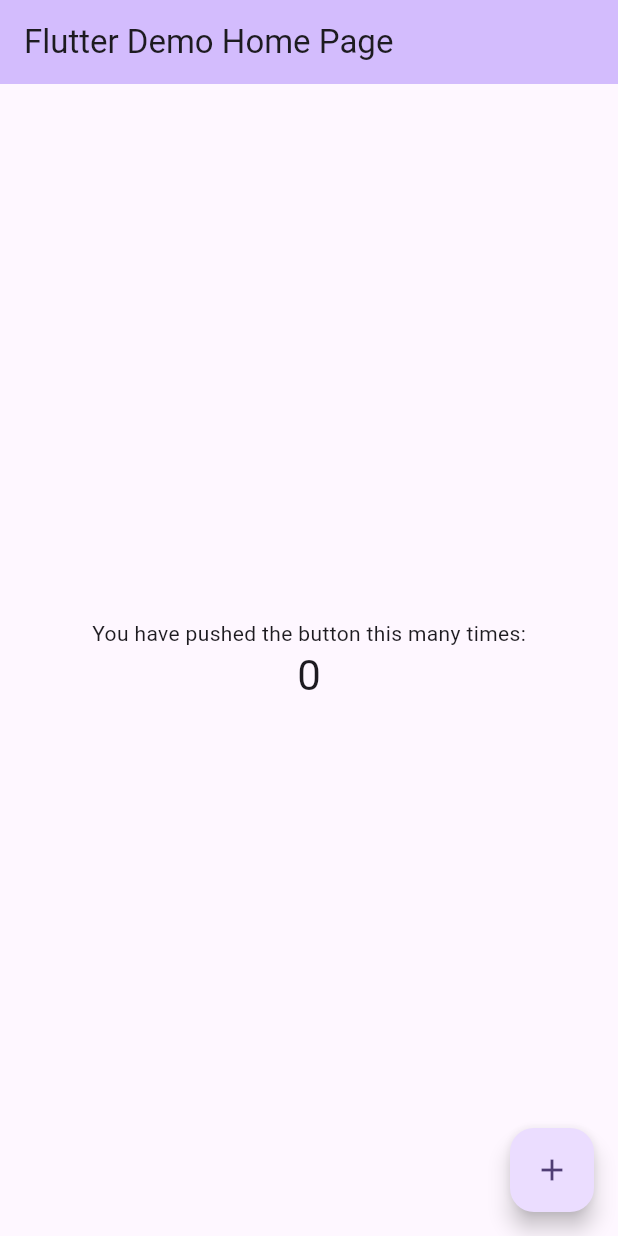
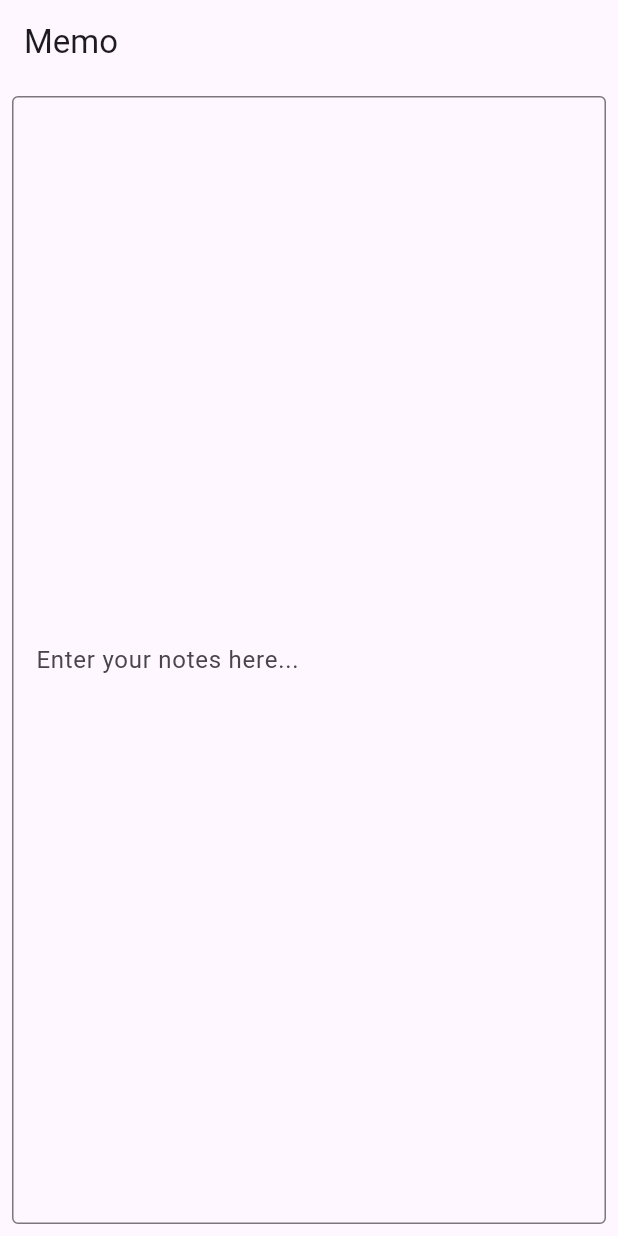
Before and after one commit to iwatanb/clipboard_notes, a Flutter app: the screen it shows after launch, on a phone screen of 412 x 824 dp. Run offline on Flutter 3.47's test engine with Material 3 defaults, Android fonts, the phone set to English and light mode, and no system bars.

Commit message:
feat: implement minimal single memo screen (STEP 1)

```diff
--- a/lib/main.dart
+++ b/lib/main.dart
@@ -1,4 +1,5 @@
 import 'package:flutter/material.dart';
+import 'memo_page.dart';
 
 void main() {
   runApp(const MyApp());
@@ -7,116 +8,15 @@ void main() {
 class MyApp extends StatelessWidget {
   const MyApp({super.key});
 
-  // This widget is the root of your application.
   @override
   Widget build(BuildContext context) {
     return MaterialApp(
-      title: 'Flutter Demo',
+      title: 'Clipboard Notes',
       theme: ThemeData(
-        // This is the theme of your application.
-        //
-        // TRY THIS: Try running your application with "flutter run". You'll see
-        // the application has a purple toolbar. Then, without quitting the app,
-        // try changing the seedColor in the colorScheme below to Colors.green
-        // and then invoke "hot reload" (save your changes or press the "hot
-        // reload" button in a Flutter-supported IDE, or press "r" if you used
-        // the command line to start the app).
-        //
-        // Notice that the counter didn't reset back to zero; the application
-        // state is not lost during the reload. To reset the state, use hot
-        // restart instead.
-        //
-        // This works for code too, not just values: Most code changes can be
-        // tested with just a hot reload.
         colorScheme: ColorScheme.fromSeed(seedColor: Colors.deepPurple),
+        useMaterial3: true,
       ),
-      home: const MyHomePage(title: 'Flutter Demo Home Page'),
+      home: const MemoPage(),
     );
   }
 }
-
-class MyHomePage extends StatefulWidget {
-  const MyHomePage({super.key, required this.title});
-
-  // This widget is the home page of your application. It is stateful, meaning
-  // that it has a State object (defined below) that contains fields that affect
-  // how it looks.
-
-  // This class is the configuration for the state. It holds the values (in this
-  // case the title) provided by the parent (in this case the App widget) and
-  // used by the build method of the State. Fields in a Widget subclass are
-  // always marked "final".
-
-  final String title;
-
-  @override
-  State<MyHomePage> createState() => _MyHomePageState();
-}
-
-class _MyHomePageState extends State<MyHomePage> {
-  int _counter = 0;
-
-  void _incrementCounter() {
-    setState(() {
-      // This call to setState tells the Flutter framework that something has
-      // changed in this State, which causes it to rerun the build method below
-      // so that the display can reflect the updated values. If we changed
-      // _counter without calling setState(), then the build method would not be
-      // called again, and so nothing would appear to happen.
-      _counter++;
-    });
-  }
-
-  @override
-  Widget build(BuildContext context) {
-    // This method is rerun every time setState is called, for instance as done
-    // by the _incrementCounter method above.
-    //
-    // The Flutter framework has been optimized to make rerunning build methods
-    // fast, so that you can just rebuild anything that needs updating rather
-    // than having to individually change instances of widgets.
-    return Scaffold(
-      appBar: AppBar(
-        // TRY THIS: Try changing the color here to a specific color (to
-        // Colors.amber, perhaps?) and trigger a hot reload to see the AppBar
-        // change color while the other colors stay the same.
-        backgroundColor: Theme.of(context).colorScheme.inversePrimary,
-        // Here we take the value from the MyHomePage object that was created by
-        // the App.build method, and use it to set our appbar title.
-        title: Text(widget.title),
-      ),
-      body: Center(
-        // Center is a layout widget. It takes a single child and positions it
-        // in the middle of the parent.
-        child: Column(
-          // Column is also a layout widget. It takes a list of children and
-          // arranges them vertically. By default, it sizes itself to fit its
-          // children horizontally, and tries to be as tall as its parent.
-          //
-          // Column has various properties to control how it sizes itself and
-          // how it positions its children. Here we use mainAxisAlignment to
-          // center the children vertically; the main axis here is the vertical
-          // axis because Columns are vertical (the cross axis would be
-          // horizontal).
-          //
-          // TRY THIS: Invoke "debug painting" (choose the "Toggle Debug Paint"
-          // action in the IDE, or press "p" in the console), to see the
-          // wireframe for each widget.
-          mainAxisAlignment: MainAxisAlignment.center,
-          children: <Widget>[
-            const Text('You have pushed the button this many times:'),
-            Text(
-              '$_counter',
-              style: Theme.of(context).textTheme.headlineMedium,
-            ),
-          ],
-        ),
-      ),
-      floatingActionButton: FloatingActionButton(
-        onPressed: _incrementCounter,
-        tooltip: 'Increment',
-        child: const Icon(Icons.add),
-      ), // This trailing comma makes auto-formatting nicer for build methods.
-    );
-  }
-}
--- /dev/null
+++ b/lib/memo_page.dart
@@ -0,0 +1,44 @@
+import 'package:flutter/material.dart';
+
+class MemoPage extends StatefulWidget {
+  const MemoPage({super.key});
+
+  @override
+  State<MemoPage> createState() => _MemoPageState();
+}
+
+class _MemoPageState extends State<MemoPage> {
+  late final TextEditingController _controller;
+
+  @override
+  void initState() {
+    super.initState();
+    _controller = TextEditingController();
+  }
+
+  @override
+  void dispose() {
+    _controller.dispose();
+    super.dispose();
+  }
+
+  @override
+  Widget build(BuildContext context) {
+    return Scaffold(
+      appBar: AppBar(title: const Text('Memo')),
+      body: Padding(
+        padding: const EdgeInsets.all(8.0),
+        child: TextField(
+          controller: _controller,
+          maxLines: null,
+          expands: true,
+          keyboardType: TextInputType.multiline,
+          decoration: const InputDecoration(
+            border: OutlineInputBorder(),
+            hintText: 'Enter your notes here...',
+          ),
+        ),
+      ),
+    );
+  }
+}
```
